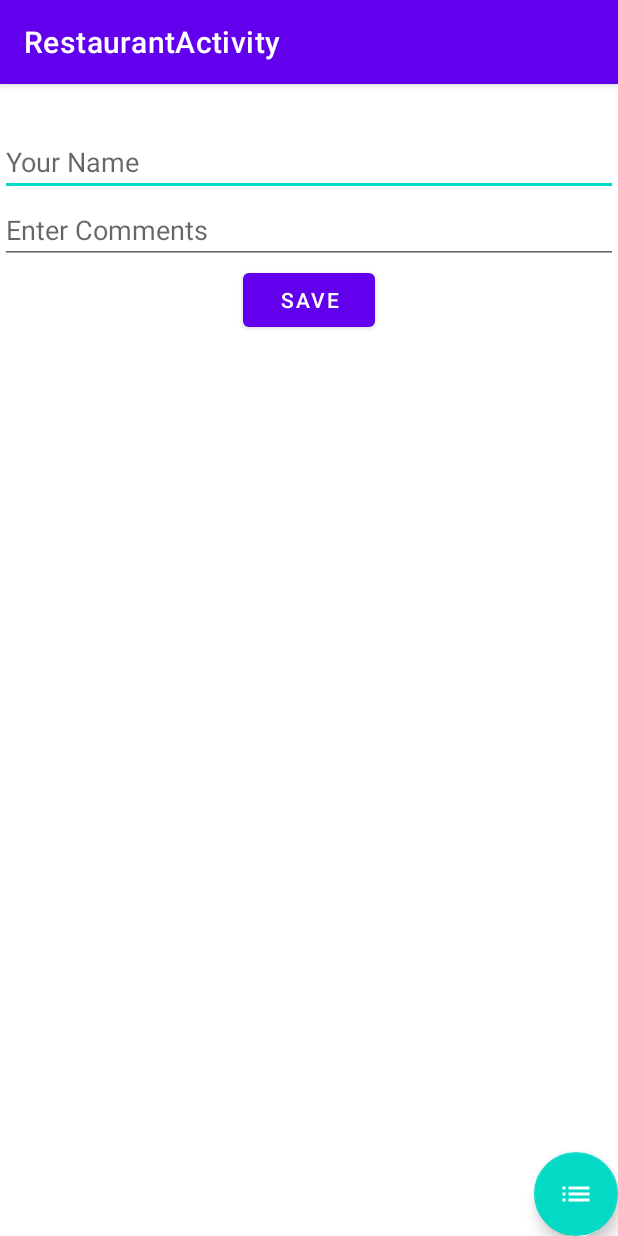
After one commit to HadenHiles/RestoRater, an Android app: the RestaurantActivity screen opened directly, with no data from a screen before it, on a phone screen of 412 x 824 dp. The commit adds this screen. Run offline under Robolectric (Android 15) with nearby library versions, the phone set to English and light mode, and no system bars; our stand-ins replace Firebase (no records; nobody signed in at launch, a user with empty details on screens opened directly).

Commit message:
Week 6. Implement restaurant activity with comment functionality and a recycler view to display the comments. Cleanup app navigation so that you can get from activity to activity.

```diff
--- a/app/build.gradle
+++ b/app/build.gradle
@@ -43,7 +43,9 @@ dependencies {
     implementation 'com.google.firebase:firebase-firestore:21.7.1'
     implementation 'androidx.recyclerview:recyclerview:1.1.0'
     implementation 'com.firebaseui:firebase-ui-firestore:6.1.0'
+    implementation 'androidx.wear:wear:1.0.0'
     testImplementation 'junit:junit:4.+'
     androidTestImplementation 'androidx.test.ext:junit:1.1.2'
     androidTestImplementation 'androidx.test.espresso:espresso-core:3.3.0'
+    compileOnly 'com.google.android.wearable:wearable:2.6.0'
 }
--- /dev/null
+++ b/app/src/main/java/com/hadenhiles/restorater/RestaurantActivity.kt
@@ -0,0 +1,106 @@
+package com.hadenhiles.restorater
+
+import android.content.Intent
+import androidx.appcompat.app.AppCompatActivity
+import android.os.Bundle
+import android.view.LayoutInflater
+import android.view.View
+import android.view.ViewGroup
+import android.widget.Toast
+import androidx.recyclerview.widget.LinearLayoutManager
+import androidx.recyclerview.widget.RecyclerView
+import com.firebase.ui.firestore.FirestoreRecyclerAdapter
+import com.firebase.ui.firestore.FirestoreRecyclerOptions
+import com.google.firebase.firestore.FirebaseFirestore
+import com.google.firebase.firestore.Query
+import kotlinx.android.synthetic.main.activity_list.*
+import kotlinx.android.synthetic.main.activity_main.*
+import kotlinx.android.synthetic.main.activity_restaurant.*
+import kotlinx.android.synthetic.main.item_comment.view.*
+
+class RestaurantActivity : AppCompatActivity() {
+
+    val db = FirebaseFirestore.getInstance()
+    private var adapter: RestaurantActivity.CommentAdapter? = null
+
+    override fun onCreate(savedInstanceState: Bundle?) {
+        super.onCreate(savedInstanceState)
+        setContentView(R.layout.activity_restaurant)
+
+        val restaurantId = intent.getStringExtra("restaurantId")
+        restaurantNameTextView.text = intent.getStringExtra("name")?.toString()
+
+        // set our recyclerview to use LinearLayout
+        commentsRecyclerView.layoutManager = LinearLayoutManager(this)
+
+        // query the db for all restaurants
+        var query = db.collection("comments").whereEqualTo("restaurantId", restaurantId).orderBy("username", Query.Direction.ASCENDING)
+
+        // pass query results to the Recycler adapter
+        val options = FirestoreRecyclerOptions.Builder<Comment>().setQuery(query, Comment::class.java).build()
+        adapter = CommentAdapter(options)
+        commentsRecyclerView.adapter = adapter
+
+        saveCommentButton.setOnClickListener {
+            val username = usernameEditText.text.toString().trim()
+            val body = bodyEditText.text.toString()
+            if(username.isNotEmpty() && body.isNotEmpty() && restaurantId!!.isNotEmpty()) {
+                val id = db.collection("comments").document().id
+                val comment = Comment(id, username, body, restaurantId)
+                db.collection("comments").document(comment.commentId!!).set(comment)
+
+                usernameEditText.setText("")
+                bodyEditText.setText("")
+
+                Toast.makeText(this, "Comment added successfully", Toast.LENGTH_LONG).show()
+
+                // TODO: find a way to refresh the recycler view data without reloading the entire activity
+                finish()
+                startActivity(intent)
+            } else {
+                Toast.makeText(this, "please make sure all fields are filled", Toast.LENGTH_LONG).show()
+            }
+        }
+
+        backFab.setOnClickListener {
+            val intent = Intent(applicationContext, ListActivity::class.java)
+            startActivity(intent)
+        }
+    }
+
+    // tell adapter to start watching data for changes
+    override fun onStart() {
+        super.onStart()
+        adapter!!.startListening()
+    }
+
+    override fun onStop() {
+        super.onStop()
+        if (adapter != null) {
+            adapter!!.stopListening()
+        }
+    }
+
+    // create inner classes needed to bind the data to the recyclerview
+    private inner class CommentViewHolder internal constructor(private val view: View) : RecyclerView.ViewHolder(view) {}
+
+    private inner class CommentAdapter internal constructor(options: FirestoreRecyclerOptions<Comment>) :
+        FirestoreRecyclerAdapter<Comment, CommentViewHolder>(options) {
+        override fun onCreateViewHolder(parent: ViewGroup, viewType: Int): CommentViewHolder {
+            // Inflate the item_restaurant.xml layout template to populate the recyclerview
+            val view = LayoutInflater.from(parent.context).inflate(R.layout.item_comment, parent, false)
+
+            return CommentViewHolder(view)
+        }
+
+        override fun onBindViewHolder(
+            holder: CommentViewHolder,
+            position: Int,
+            model: Comment
+        ) {
+            // populate restaurant name and rating into the matching textView and rating bar for each item in the list
+            holder.itemView.usernameTextView.text = model.username
+            holder.itemView.bodyTextView.text = model.body
+        }
+    }
+}
--- /dev/null
+++ b/app/src/main/res/drawable/ic_baseline_list_24.xml
@@ -0,0 +1,10 @@
+<vector xmlns:android="http://schemas.android.com/apk/res/android"
+    android:width="24dp"
+    android:height="24dp"
+    android:viewportWidth="24"
+    android:viewportHeight="24"
+    android:tint="?attr/colorControlNormal">
+  <path
+      android:fillColor="@android:color/white"
+      android:pathData="M3,13h2v-2L3,11v2zM3,17h2v-2L3,15v2zM3,9h2L5,7L3,7v2zM7,13h14v-2L7,11v2zM7,17h14v-2L7,15v2zM7,7v2h14L21,7L7,7z"/>
+</vector>
--- /dev/null
+++ b/app/src/main/res/layout/activity_restaurant.xml
@@ -0,0 +1,71 @@
+<?xml version="1.0" encoding="utf-8"?>
+<androidx.constraintlayout.widget.ConstraintLayout xmlns:android="http://schemas.android.com/apk/res/android"
+    xmlns:app="http://schemas.android.com/apk/res-auto"
+    xmlns:tools="http://schemas.android.com/tools"
+    android:layout_width="match_parent"
+    android:layout_height="match_parent"
+    tools:context=".RestaurantActivity">
+
+    <TextView
+        android:id="@+id/restaurantNameTextView"
+        android:textAlignment="center"
+        android:textAppearance="@style/Base.TextAppearance.AppCompat.Large"
+        android:textStyle="bold"
+        android:layout_width="match_parent"
+        android:layout_height="wrap_content"
+        app:layout_constraintLeft_toLeftOf="parent"
+        app:layout_constraintRight_toRightOf="parent"
+        app:layout_constraintBottom_toTopOf="@id/usernameEditText"
+        app:layout_constraintTop_toTopOf="parent" />
+
+
+
+    <EditText
+        android:id="@+id/usernameEditText"
+        android:layout_width="match_parent"
+        android:layout_height="wrap_content"
+        android:hint="@string/your_name"
+        app:layout_constraintLeft_toLeftOf="parent"
+        app:layout_constraintRight_toRightOf="parent"
+        app:layout_constraintTop_toBottomOf="@id/restaurantNameTextView" />
+
+    <EditText
+        android:id="@+id/bodyEditText"
+        android:layout_width="match_parent"
+        android:layout_height="wrap_content"
+        android:hint="@string/enter_comments"
+        app:layout_constraintLeft_toLeftOf="parent"
+        app:layout_constraintRight_toRightOf="parent"
+        app:layout_constraintTop_toBottomOf="@id/usernameEditText" />
+
+
+
+    <Button android:id="@+id/saveCommentButton"
+        android:layout_width="wrap_content"
+        android:layout_height="wrap_content"
+        app:layout_constraintTop_toBottomOf="@+id/bodyEditText"
+        app:layout_constraintLeft_toLeftOf="parent"
+        app:layout_constraintRight_toRightOf="parent"
+        android:text="@string/save" />
+
+
+
+    <androidx.recyclerview.widget.RecyclerView
+        android:id="@+id/commentsRecyclerView"
+        android:layout_width="match_parent"
+        android:layout_height="wrap_content"
+        app:layout_constraintTop_toBottomOf="@id/saveCommentButton"
+        app:layout_constraintLeft_toLeftOf="parent"
+        app:layout_constraintRight_toRightOf="parent" />
+
+    <com.google.android.material.floatingactionbutton.FloatingActionButton
+        android:id="@+id/backFab"
+        android:layout_width="wrap_content"
+        android:layout_height="wrap_content"
+        android:background="@color/teal_200"
+        app:layout_constraintBottom_toBottomOf="parent"
+        app:layout_constraintEnd_toEndOf="parent"
+        app:srcCompat="@drawable/ic_baseline_list_24"
+        app:tint="@android:color/white" />
+
+</androidx.constraintlayout.widget.ConstraintLayout>
--- /dev/null
+++ b/app/src/main/res/values-round/strings.xml
@@ -0,0 +1,3 @@
+<resources>
+    <string name="hello_world">Hello Round World!</string>
+</resources>
--- a/app/src/main/res/values/strings.xml
+++ b/app/src/main/res/values/strings.xml
@@ -3,6 +3,7 @@
     <string name="add_restaurant">Add a New Restaurant</string>
     <string name="save">Save</string>
     <string name="list_heading">Our Restaurants</string>
+    <string name="enter_name">Enter Name</string>
     <string-array name="ratings">
         <item>Choose Rating</item>
         <item>1</item>
@@ -11,4 +12,12 @@
         <item>4</item>
         <item>5</item>
     </string-array>
+    <string name="title_activity_restaurant">RestaurantActivity</string>
+    <!--
+    This string is used for square devices and overridden by hello_world in
+    values-round/strings.xml for round devices.
+    -->
+    <string name="hello_world">Hello Square World!</string>
+    <string name="enter_comments">Enter Comments</string>
+    <string name="your_name">Your Name</string>
 </resources>
--- a/app/src/main/res/values/themes.xml
+++ b/app/src/main/res/values/themes.xml
@@ -13,4 +13,6 @@
         <item name="android:statusBarColor" tools:targetApi="l">?attr/colorPrimaryVariant</item>
         <!-- Customize your theme here. -->
     </style>
+
+    <style name="AppTheme" parent="Theme.MaterialComponents.Light.DarkActionBar" />
 </resources>
```
Also changed, not shown: app/src/main/AndroidManifest.xml (+6 -2 lines), app/src/main/java/com/hadenhiles/restorater/Comment.kt (added, +15 -0 lines), app/src/main/java/com/hadenhiles/restorater/ListActivity.kt (+43 -3 lines), app/src/main/java/com/hadenhiles/restorater/MainActivity.kt (+6 -1 lines), app/src/main/res/drawable/ic_baseline_add_24.xml (added, +10 -0 lines), app/src/main/res/drawable/ic_baseline_check_24.xml (added, +10 -0 lines), app/src/main/res/layout/activity_list.xml (+10 -0 lines), app/src/main/res/layout/activity_main.xml (+10 -8 lines), app/src/main/res/layout/item_comment.xml (added, +16 -0 lines), app/src/main/res/values/dimens.xml (+12 -0 lines).
